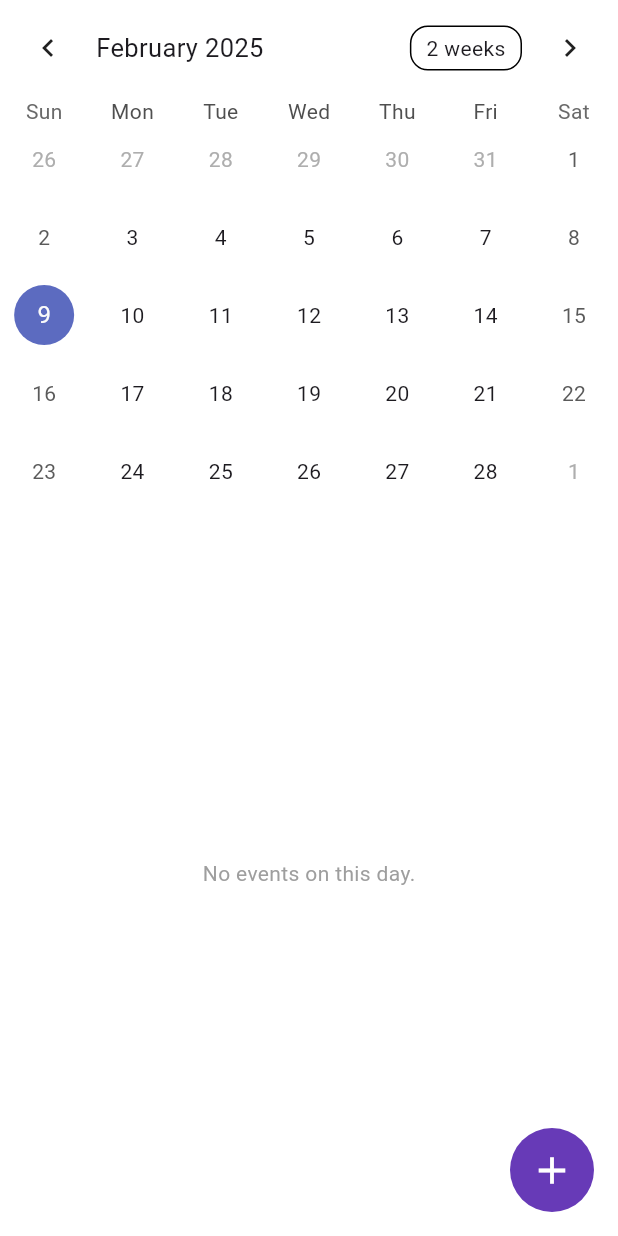
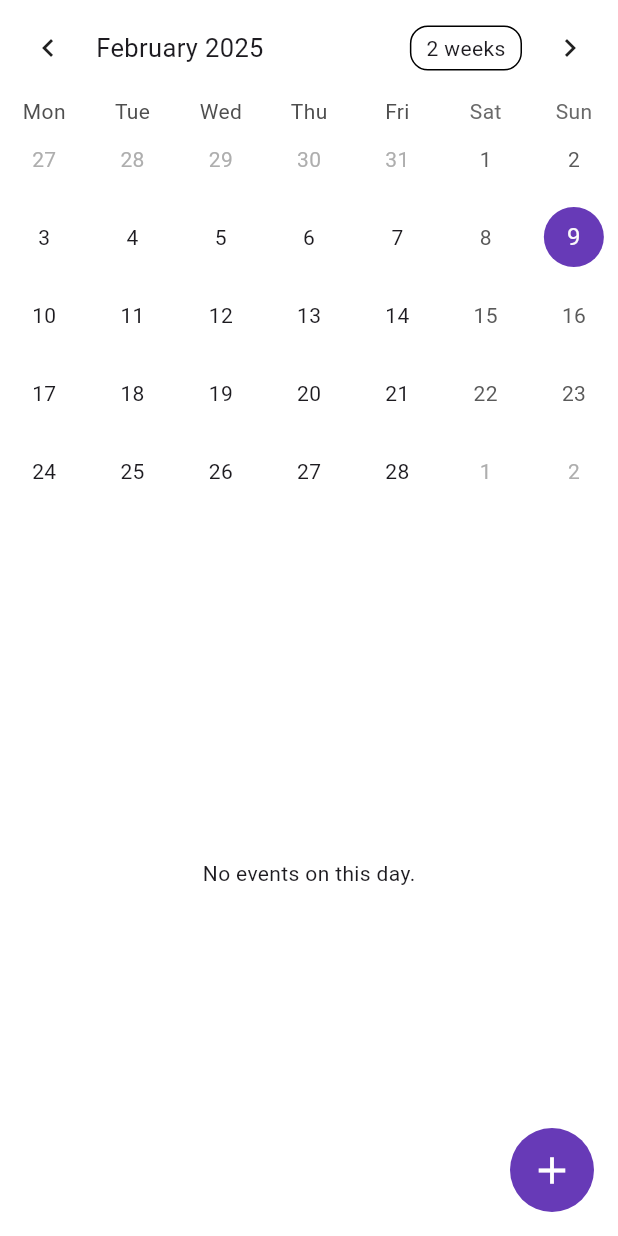
Before and after one commit to abdymazhittoretay/calendar_app, a Flutter app: the screen it shows after launch, on a phone screen of 412 x 824 dp. Run offline on Flutter 3.47's test engine with Material 3 defaults, Android fonts, the phone set to English and light mode, and no system bars; drawn by our look-alikes of table_calendar.

Commit message:
added som styling in table calendar

```diff
--- a/lib/pages/home_page.dart
+++ b/lib/pages/home_page.dart
@@ -38,10 +38,21 @@ class _HomePageState extends State<HomePage> {
         child: Column(
           children: [
             TableCalendar(
+              calendarStyle: CalendarStyle(
+                selectedDecoration: BoxDecoration(
+                  shape: BoxShape.circle,
+                  color: Colors.deepPurple,
+                ),
+                todayDecoration: BoxDecoration(
+                  shape: BoxShape.circle,
+                  color: Colors.deepPurple[200],
+                ),
+              ),
               calendarFormat: _format,
               focusedDay: _focusedDay,
               firstDay: DateTime.utc(1980, 01, 01),
               lastDay: DateTime.utc(2100, 12, 31),
+              startingDayOfWeek: StartingDayOfWeek.monday,
               onDaySelected: (selectedDay, focusedDay) {
                 if (!isSameDay(_selectedDay, selectedDay)) {
                   setState(() {
@@ -52,15 +63,19 @@ class _HomePageState extends State<HomePage> {
                 }
               },
               onFormatChanged: (format) {
-                setState(() {
-                  _format = format;
-                });
+                if (_format != format) {
+                  setState(() {
+                    _format = format;
+                  });
+                }
               },
               selectedDayPredicate: (day) => isSameDay(_selectedDay, day),
               onPageChanged: (focusedDay) {
                 _focusedDay = focusedDay;
               },
-              eventLoader: _getEvents,
+              eventLoader: (day) {
+                return _getEvents(day);
+              },
             ),
             Expanded(
                 child: ValueListenableBuilder(
@@ -95,9 +110,6 @@ class _HomePageState extends State<HomePage> {
                     : Center(
                         child: Text(
                           "No events on this day.",
-                          style: TextStyle(
-                            color: Colors.grey,
-                          ),
                         ),
                       );
               },
```
